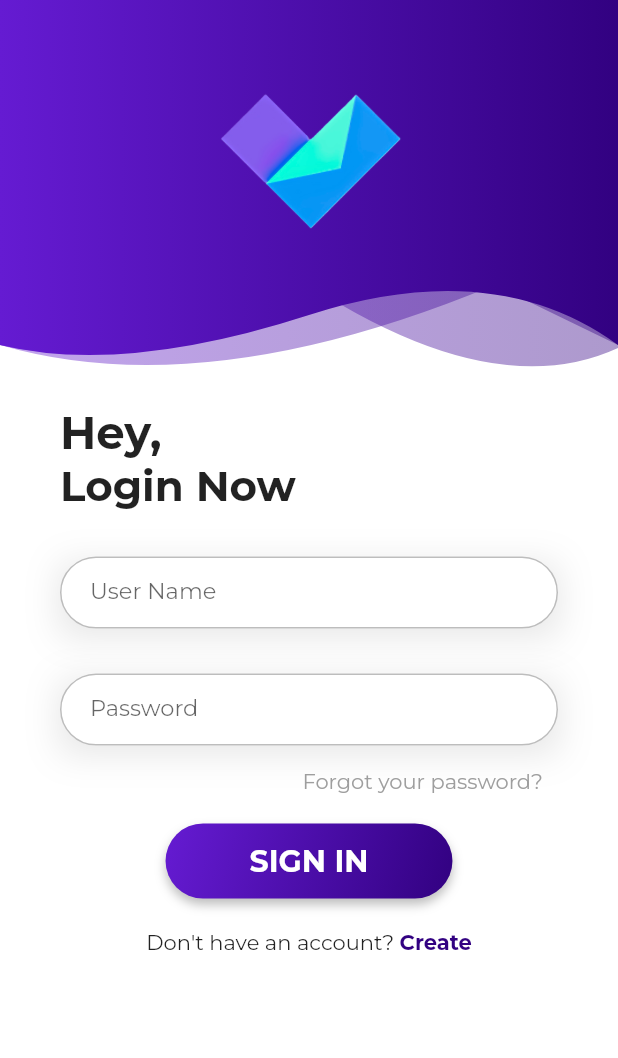
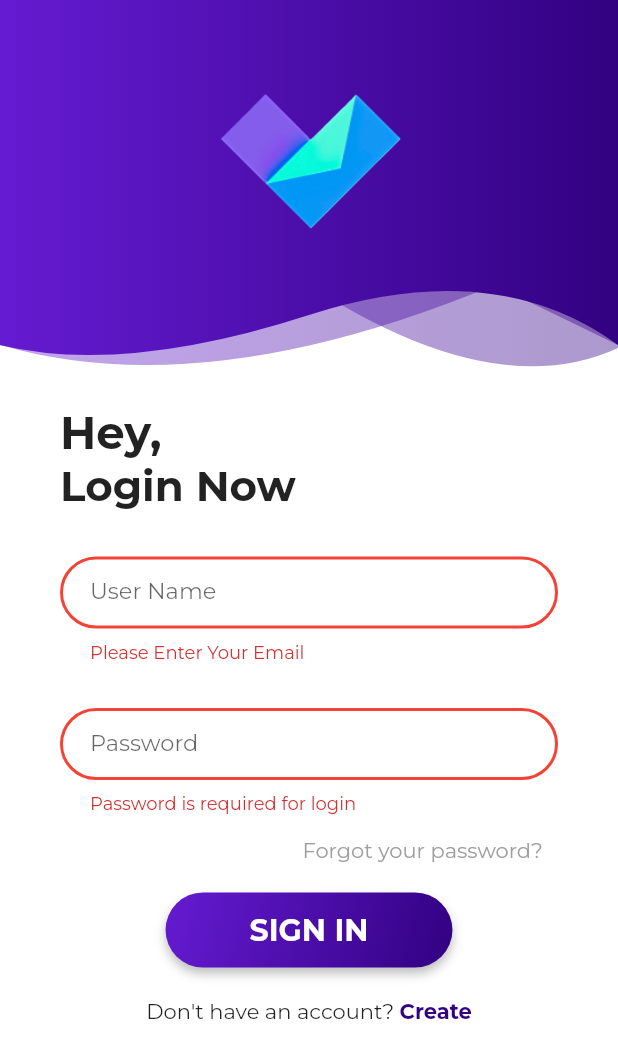
Before and after one commit to Naseeb-Nex/V-Connect, a Flutter app: the screen it shows after launch, after a tap on "SIGN IN", on a phone screen of 412 x 824 dp. Shown: the top 1058 px of the screen. Run offline on Flutter 3.47's test engine with Material 2 defaults, Android fonts, the phone set to English and light mode, and no system bars; our stand-ins replace firebase_auth, firebase_core, fluttertoast, font_awesome_flutter, hexcolor; accounts and stored records are empty; project files that could hold a hidden picture were left out.

Commit message:
feat: Login using Firebase is added

```diff
--- a/lib/components/theme_helper.dart
+++ b/lib/components/theme_helper.dart
@@ -10,7 +10,8 @@ class ThemeHelper{
       hintText: hintText,
       fillColor: Colors.white,
       filled: true,
-      contentPadding: EdgeInsets.fromLTRB(20, 10, 20, 10),
+      errorStyle: const  TextStyle(fontFamily: "Montserrat"),
+      contentPadding: const EdgeInsets.fromLTRB(20, 10, 20, 10),
       focusedBorder: OutlineInputBorder(borderRadius: BorderRadius.circular(100.0), borderSide: BorderSide(color: Colors.grey)),
       enabledBorder: OutlineInputBorder(borderRadius: BorderRadius.circular(100.0), borderSide: BorderSide(color: Colors.grey.shade400)),
       errorBorder: OutlineInputBorder(borderRadius: BorderRadius.circular(100.0), borderSide: BorderSide(color: Colors.red, width: 2.0)),
--- a/lib/screens/login.dart
+++ b/lib/screens/login.dart
@@ -1,10 +1,14 @@
 import 'package:flutter/gestures.dart';
 import 'package:flutter/material.dart';
+import 'package:vconnect/screens/homescreen.dart';
 import 'package:vconnect/screens/registration_page.dart';
 
 import '../components/theme_helper.dart';
 import 'forgot_password_page.dart';
 import 'widgets/header_widget.dart';
+
+import 'package:firebase_auth/firebase_auth.dart';
+import 'package:fluttertoast/fluttertoast.dart';
 
 class LoginPage extends StatefulWidget {
   const LoginPage({Key? key}) : super(key: key);
@@ -14,8 +18,20 @@ class LoginPage extends StatefulWidget {
 }
 
 class _LoginPageState extends State<LoginPage> {
-  Key _formKey = GlobalKey<FormState>();
+   // firebase Auth
+  final _auth = FirebaseAuth.instance;
+  // form key
+  final _formKey = GlobalKey<FormState>();
+
+  // string for displaying the error Message
+  String? errorMessage;
+  bool load = false;
+
   double _headerHeight = 250;
+
+  // Text controller
+  final TextEditingController emailController = TextEditingController();
+  final TextEditingController passwordController = TextEditingController();
 
   @override
   Widget build(BuildContext context) {
@@ -56,8 +72,26 @@ class _LoginPageState extends State<LoginPage> {
                           key: _formKey,
                           child: Column(
                             children: [
-                              Container(
-                                child: TextFormField(
+                              TextFormField(
+                                autofocus: false,
+                                controller: emailController,
+                                keyboardType: TextInputType.emailAddress,
+                                validator: (value) {
+                                  if (value!.isEmpty) {
+                                    return ("Please Enter Your Email");
+                                  }
+                                  // reg expression for email validation
+                                  if (!RegExp(
+                                          "^[a-zA-Z0-9+_.-]+@[a-zA-Z0-9.-]+.[a-z]")
+                                      .hasMatch(value)) {
+                                    return ("Please Enter a valid email");
+                                  }
+                                  return null;
+                                },
+                                onSaved: (value) {
+                                  emailController.text = value!;
+                                },
+                                textInputAction: TextInputAction.next,
                                 decoration: ThemeHelper().textInputDecoration(
                                     'User Name', 'Enter your user name'),
                                 style: TextStyle(
@@ -65,13 +99,24 @@ class _LoginPageState extends State<LoginPage> {
                                   fontSize: 15,
                                 ),
                               ),
-                                decoration:
-                                    ThemeHelper().inputBoxDecorationShaddow(),
-                              ),
                               const SizedBox(height: 30.0),
-                              Container(
-                                child: TextFormField(
+                              TextFormField(
+                                autofocus: false,
+                                controller: passwordController,
                                 obscureText: true,
+                                validator: (value) {
+                                  RegExp regex = RegExp(r'^.{6,}$');
+                                  if (value!.isEmpty) {
+                                    return ("Password is required for login");
+                                  }
+                                  if (!regex.hasMatch(value)) {
+                                    return ("Enter Valid Password(Min. 6 Character)");
+                                  }
+                                },
+                                onSaved: (value) {
+                                  passwordController.text = value!;
+                                },
+                                textInputAction: TextInputAction.done,
                                 decoration: ThemeHelper().textInputDecoration(
                                     'Password', 'Enter your password'),
                                 style: TextStyle(
@@ -79,16 +124,18 @@ class _LoginPageState extends State<LoginPage> {
                                   fontSize: 15,
                                 ),
                               ),
-                                decoration:
-                                    ThemeHelper().inputBoxDecorationShaddow(),
-                              ),
                               const SizedBox(height: 15.0),
                               Container(
                                 margin: EdgeInsets.fromLTRB(10, 0, 10, 20),
                                 alignment: Alignment.topRight,
                                 child: GestureDetector(
                                   onTap: () {
-                                    Navigator.push( context, MaterialPageRoute( builder: (context) => const ForgotPasswordPage()), );
+                                    Navigator.push(
+                                      context,
+                                      MaterialPageRoute(
+                                          builder: (context) =>
+                                              const ForgotPasswordPage()),
+                                    );
                                   },
                                   child: const Text(
                                     "Forgot your password?",
@@ -116,8 +163,7 @@ class _LoginPageState extends State<LoginPage> {
                                     ),
                                   ),
                                   onPressed: () {
-                                    //After successful login we will redirect to profile page. Let's create profile page now
-                                    // Navigator.pushReplacement(context, MaterialPageRoute(builder: (context) => ProfilePage()));
+                                    signIn(emailController.text, passwordController.text);
                                   },
                                 ),
                               ),
@@ -134,7 +180,11 @@ class _LoginPageState extends State<LoginPage> {
                                     text: 'Create',
                                     recognizer: TapGestureRecognizer()
                                       ..onTap = () {
-                                        Navigator.push(context, MaterialPageRoute(builder: (context) => RegistrationPage()));
+                                        Navigator.push(
+                                            context,
+                                            MaterialPageRoute(
+                                                builder: (context) =>
+                                                    RegistrationPage()));
                                       },
                                     style: TextStyle(
                                         fontWeight: FontWeight.bold,
@@ -153,4 +203,55 @@ class _LoginPageState extends State<LoginPage> {
       ),
     );
   }
+
+  // login function
+  void signIn(String email, String password) async {
+    if (_formKey.currentState!.validate()) {
+      setState(() {
+        load = true;
+      });
+      try {
+        await _auth
+            .signInWithEmailAndPassword(email: email, password: password)
+            .then((uid) => {
+                  Fluttertoast.showToast(msg: "Login Successful"),
+                  Navigator.of(context).pushReplacement(
+                      MaterialPageRoute(builder: (context) => const HomeScreen())),
+                });
+        setState(() {
+          load = false;
+        });
+      } on FirebaseAuthException catch (error) {
+        setState(() {
+          load = false;
+        });
+        switch (error.code) {
+          case "invalid-email":
+            errorMessage = "Your email address appears to be malformed.";
+
+            break;
+          case "wrong-password":
+            errorMessage = "Your password is wrong.";
+            break;
+          case "user-not-found":
+            errorMessage = "User with this email doesn't exist.";
+            break;
+          case "user-disabled":
+            errorMessage = "User with this email has been disabled.";
+            break;
+          case "too-many-requests":
+            errorMessage = "Something went wrong.. Try again!";
+            break;
+          case "operation-not-allowed":
+            errorMessage = "Signing in with Email and Password is not enabled.";
+            break;
+          default:
+            errorMessage =
+                "Something went wrong. Please check your internet connection?";
         }
+        Fluttertoast.showToast(msg: errorMessage!);
+      }
+    }
+  }
+
+}
--- a/pubspec.yaml
+++ b/pubspec.yaml
@@ -43,6 +43,7 @@ dependencies:
   firebase_storage: ^11.0.10
   cloud_firestore: ^4.3.1
   provider: ^6.0.1
+  fluttertoast: ^8.0.8
 
   flutter_localizations:
     sdk: flutter
```
Also changed, not shown: pubspec.lock. Lines whose indentation alone changed are shown as unchanged.
